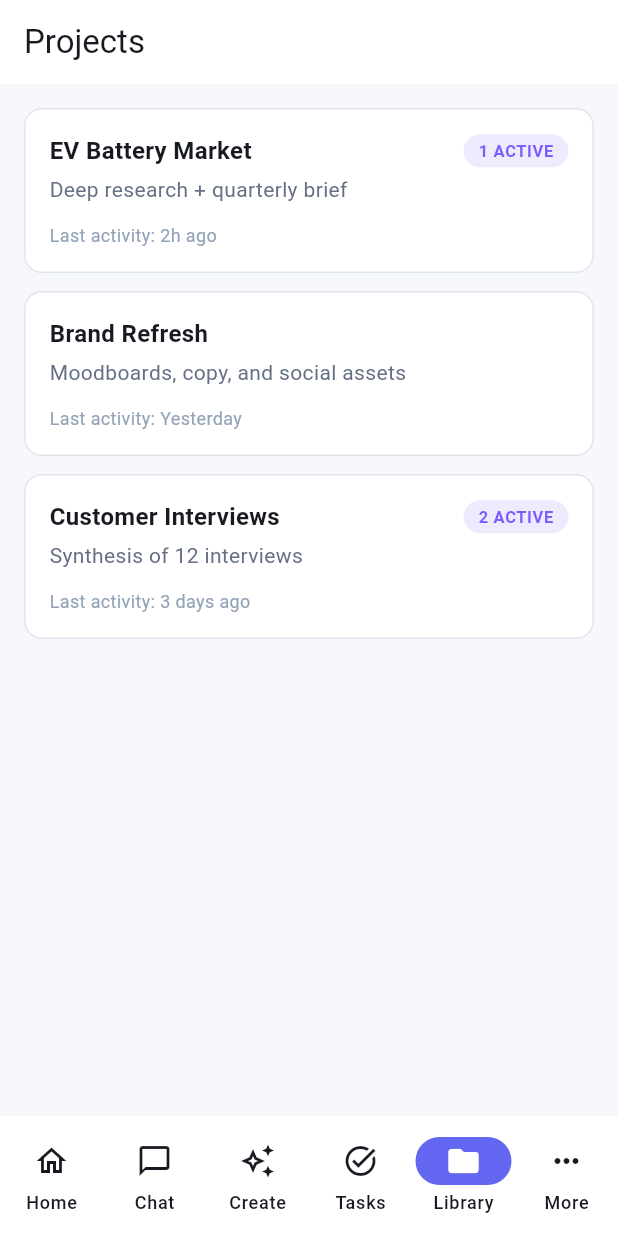
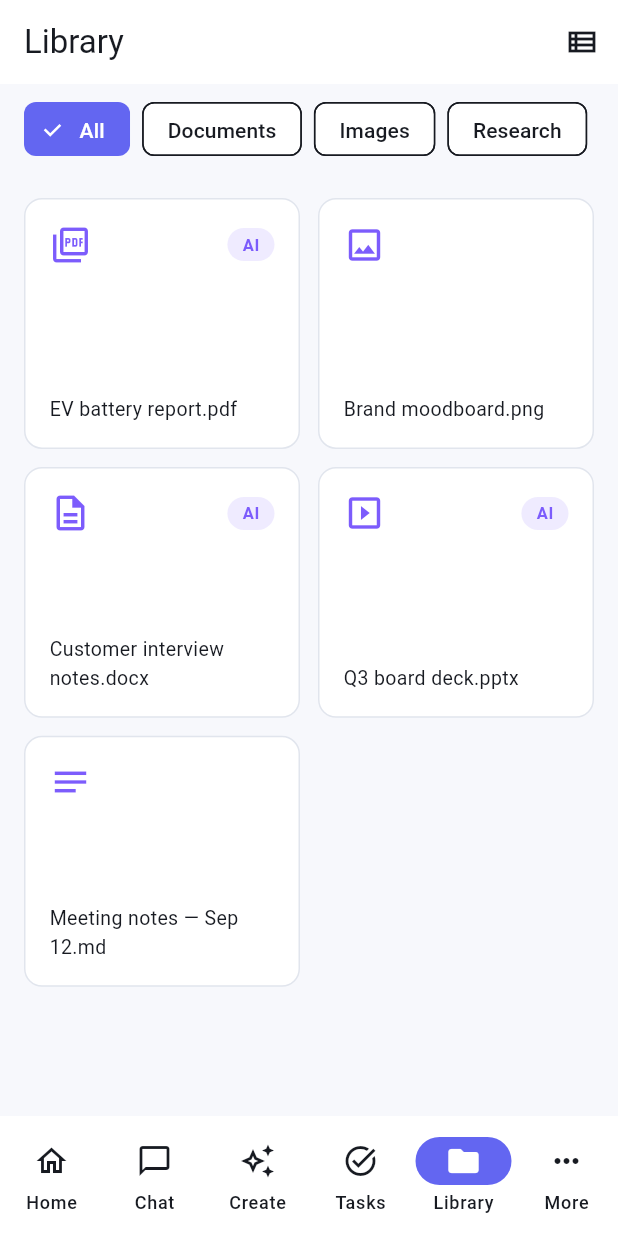
Before and after one commit to Bravo111034/word-footnotes-bibliography-mcp, a Flutter app: the HomeShell screen opened directly, item 5 of the bottom bar chosen, on a phone screen of 412 x 824 dp. Run offline on Flutter 3.47's test engine with Material 3 defaults, Android fonts, the phone set to English and light mode, and no system bars; our stand-ins replace flutter_riverpod, shared_preferences; accounts and stored records are empty.

Commit message:
Deepen P4/P5: Library, Image Studio, agent permissions, publishing workflow
- LibraryScreen + FilePreviewScreen: a real grid/list asset manager
  with folder filtering and an "Ask Aura" quick action, replacing the
  Projects reuse on HomeShell's Library tab (Projects moved into More).
- ImageStudioScreen + ImageStudioController: prompt/style/aspect-ratio
  controls, a generation canvas, and a variations history, generating
  placeholder color swatches until a real image model is wired in.
  Reachable from Create Studio's "Image" category.
- AuraPermissionDialog (new aura_ui primitive): the spec S44
  agent-permissions UI, wired into three real actions rather than left
  as a demo -- stopping a task, forgetting a memory (deletion is now
  real, in local state), and publishing content.
- PublishingWorkflowDrawer: the full Content -> Destinations -> Adapt
  -> Preview -> Approval -> Publish -> Verify flow as a bottom-sheet
  stepper, with Approval gated behind the permission dialog.

Also updates CI to produce a downloadable debug APK (upload-artifact)
and a Flutter web build deployed to GitHub Pages, so the app can
actually be tried without a local Flutter setup.

README documents what's still deferred (content calendar, real
analytics charts -- intentionally, since charting fake data would
violate the spec's "never invent numbers" rule -- and the
motion-system pass) plus a "Known limitations" section naming what
genuinely cannot be done in this environment: native offline-LLM/
Whisper binaries, real provider/OAuth credentials, and app store
developer accounts.

Co-Authored-By: Claude Sonnet 5 <noreply@anthropic.com>
Claude-Session: https://claude.ai/code/session_016Z22mv3pJGQ3NkxaP4vouy

```diff
--- a/apps/mobile/lib/features/home/home_shell.dart
+++ b/apps/mobile/lib/features/home/home_shell.dart
@@ -2,13 +2,14 @@ import 'package:flutter/material.dart';
 
 import '../chat/chat_screen.dart';
 import '../create/create_studio_screen.dart';
+import '../library/library_screen.dart';
 import '../more/more_screen.dart';
-import '../projects/projects_screen.dart';
 import '../tasks/task_center_screen.dart';
 import 'home_screen.dart';
 
-/// Mobile bottom nav (spec §46): Home / Chat / Create / Tasks / Library
-/// (Projects, until a dedicated file-manager Library screen lands) / More.
+/// Mobile bottom nav (spec §46): Home / Chat / Create / Tasks / Library /
+/// More. Projects lives in More (it's a workspace concept that spans
+/// chat/research/tasks, not a primary destination in the spec's own nav).
 class HomeShell extends StatefulWidget {
   const HomeShell({super.key});
 
@@ -24,7 +25,7 @@ class _HomeShellState extends State<HomeShell> {
     ChatScreen(),
     CreateStudioScreen(),
     TaskCenterScreen(),
-    ProjectsScreen(),
+    LibraryScreen(),
     MoreScreen(),
   ];
 
--- /dev/null
+++ b/apps/mobile/lib/features/library/library_screen.dart
@@ -0,0 +1,167 @@
+import 'package:aura_ui/aura_ui.dart';
+import 'package:flutter/material.dart';
+
+import 'file_preview_screen.dart';
+
+class LibraryFile {
+  const LibraryFile({
+    required this.name,
+    required this.folder,
+    required this.icon,
+    required this.aiProcessed,
+  });
+
+  final String name;
+  final String folder;
+  final IconData icon;
+  final bool aiProcessed;
+}
+
+const _folders = ['All', 'Documents', 'Images', 'Research', 'Notes'];
+
+const _files = [
+  LibraryFile(name: 'EV battery report.pdf', folder: 'Research', icon: Icons.picture_as_pdf_outlined, aiProcessed: true),
+  LibraryFile(name: 'Brand moodboard.png', folder: 'Images', icon: Icons.image_outlined, aiProcessed: false),
+  LibraryFile(name: 'Customer interview notes.docx', folder: 'Documents', icon: Icons.description_outlined, aiProcessed: true),
+  LibraryFile(name: 'Q3 board deck.pptx', folder: 'Documents', icon: Icons.slideshow_outlined, aiProcessed: true),
+  LibraryFile(name: 'Meeting notes — Sep 12.md', folder: 'Notes', icon: Icons.notes_outlined, aiProcessed: false),
+];
+
+/// Library: a grid asset manager with a folder filter row and per-file
+/// AI-processed indicator (spec §30-32). Tapping a file opens
+/// [FilePreviewScreen] with an "Ask Aura" quick action.
+class LibraryScreen extends StatefulWidget {
+  const LibraryScreen({super.key});
+
+  @override
+  State<LibraryScreen> createState() => _LibraryScreenState();
+}
+
+class _LibraryScreenState extends State<LibraryScreen> {
+  String _folder = 'All';
+  bool _gridView = true;
+
+  @override
+  Widget build(BuildContext context) {
+    final files = _folder == 'All' ? _files : _files.where((f) => f.folder == _folder).toList();
+
+    return Scaffold(
+      appBar: AppBar(
+        title: const Text('Library'),
+        actions: [
+          IconButton(
+            icon: Icon(_gridView ? Icons.view_list_outlined : Icons.grid_view_outlined),
+            onPressed: () => setState(() => _gridView = !_gridView),
+          ),
+        ],
+      ),
+      body: Column(
+        children: [
+          Padding(
+            padding: const EdgeInsets.symmetric(horizontal: AuraSpace.md, vertical: AuraSpace.sm),
+            child: SizedBox(
+              height: 36,
+              child: ListView.separated(
+                scrollDirection: Axis.horizontal,
+                itemCount: _folders.length,
+                separatorBuilder: (_, __) => const SizedBox(width: AuraSpace.xs),
+                itemBuilder: (context, i) {
+                  final folder = _folders[i];
+                  return ChoiceChip(
+                    label: Text(folder),
+                    selected: _folder == folder,
+                    onSelected: (_) => setState(() => _folder = folder),
+                  );
+                },
+              ),
+            ),
+          ),
+          Expanded(
+            child: _gridView ? _LibraryGrid(files: files) : _LibraryList(files: files),
+          ),
+        ],
+      ),
+    );
+  }
+}
+
+class _LibraryGrid extends StatelessWidget {
+  const _LibraryGrid({required this.files});
+
+  final List<LibraryFile> files;
+
+  @override
+  Widget build(BuildContext context) {
+    return GridView.builder(
+      padding: const EdgeInsets.all(AuraSpace.md),
+      gridDelegate: const SliverGridDelegateWithFixedCrossAxisCount(
+        crossAxisCount: 2,
+        mainAxisSpacing: AuraSpace.sm,
+        crossAxisSpacing: AuraSpace.sm,
+        childAspectRatio: 1.1,
+      ),
+      itemCount: files.length,
+      itemBuilder: (context, i) => _FileCard(file: files[i]),
+    );
+  }
+}
+
+class _LibraryList extends StatelessWidget {
+  const _LibraryList({required this.files});
+
+  final List<LibraryFile> files;
+
+  @override
+  Widget build(BuildContext context) {
+    return ListView.separated(
+      padding: const EdgeInsets.all(AuraSpace.md),
+      itemCount: files.length,
+      separatorBuilder: (_, __) => const SizedBox(height: AuraSpace.sm),
+      itemBuilder: (context, i) {
+        final file = files[i];
+        return AuraCard(
+          onTap: () => _openPreview(context, file),
+          child: Row(
+            children: [
+              Icon(file.icon, color: AuraColors.violet),
+              const SizedBox(width: AuraSpace.sm),
+              Expanded(child: Text(file.name, overflow: TextOverflow.ellipsis)),
+              if (file.aiProcessed) const AuraStatusBadge(label: 'AI', tone: AuraBadgeTone.violet),
+            ],
+          ),
+        );
+      },
+    );
+  }
+}
+
+class _FileCard extends StatelessWidget {
+  const _FileCard({required this.file});
+
+  final LibraryFile file;
+
+  @override
+  Widget build(BuildContext context) {
+    return AuraCard(
+      onTap: () => _openPreview(context, file),
+      child: Column(
+        crossAxisAlignment: CrossAxisAlignment.start,
+        children: [
+          Row(
+            children: [
+              Icon(file.icon, color: AuraColors.violet, size: 28),
+              const Spacer(),
+              if (file.aiProcessed) const AuraStatusBadge(label: 'AI', tone: AuraBadgeTone.violet),
+            ],
+          ),
+          const Spacer(),
+          Text(file.name, maxLines: 2, overflow: TextOverflow.ellipsis, style: const TextStyle(fontSize: 13)),
+        ],
+      ),
+    );
+  }
+}
+
+void _openPreview(BuildContext context, LibraryFile file) {
+  Navigator.of(context).push(MaterialPageRoute(builder: (_) => FilePreviewScreen(file: file)));
+}
--- a/apps/mobile/lib/features/more/more_screen.dart
+++ b/apps/mobile/lib/features/more/more_screen.dart
@@ -4,6 +4,7 @@ import 'package:flutter/material.dart';
 import '../analytics/analytics_screen.dart';
 import '../catalog/widget_catalog_screen.dart';
 import '../integrations/integrations_screen.dart';
+import '../projects/projects_screen.dart';
 import '../publishing/publishing_hub_screen.dart';
 import '../settings/settings_screen.dart';
 
@@ -16,6 +17,7 @@ class _MoreEntry {
 }
 
 final _entries = [
+  _MoreEntry('Projects', Icons.folder_special_outlined, (_) => const ProjectsScreen()),
   _MoreEntry('Publishing', Icons.send_outlined, (_) => const PublishingHubScreen()),
   _MoreEntry('Analytics', Icons.insights_outlined, (_) => const AnalyticsScreen()),
   _MoreEntry('Integrations', Icons.extension_outlined, (_) => const IntegrationsScreen()),
--- a/packages/aura_ui/lib/aura_ui.dart
+++ b/packages/aura_ui/lib/aura_ui.dart
@@ -12,3 +12,4 @@ export 'src/widgets/aura_gradient_text.dart';
 export 'src/widgets/aura_command_bar.dart';
 export 'src/widgets/aura_top_bar.dart';
 export 'src/widgets/aura_sidebar.dart';
+export 'src/widgets/aura_permission_dialog.dart';
```
Also changed, not shown: apps/mobile/lib/core/state/image_studio_state.dart (added, +49 -0 lines), apps/mobile/lib/features/create/create_studio_screen.dart (+7 -4 lines), apps/mobile/lib/features/image_studio/image_studio_screen.dart (added, +155 -0 lines), apps/mobile/lib/features/library/file_preview_screen.dart (added, +51 -0 lines), apps/mobile/lib/features/memory/memory_manager_screen.dart (+30 -5 lines), apps/mobile/lib/features/publishing/publishing_hub_screen.dart (+46 -5 lines), apps/mobile/lib/features/publishing/publishing_workflow_drawer.dart (added, +109 -0 lines), apps/mobile/lib/features/tasks/task_detail_screen.dart (+18 -1 lines), packages/aura_ui/lib/src/widgets/aura_permission_dialog.dart (added, +69 -0 lines), 7 other files.
